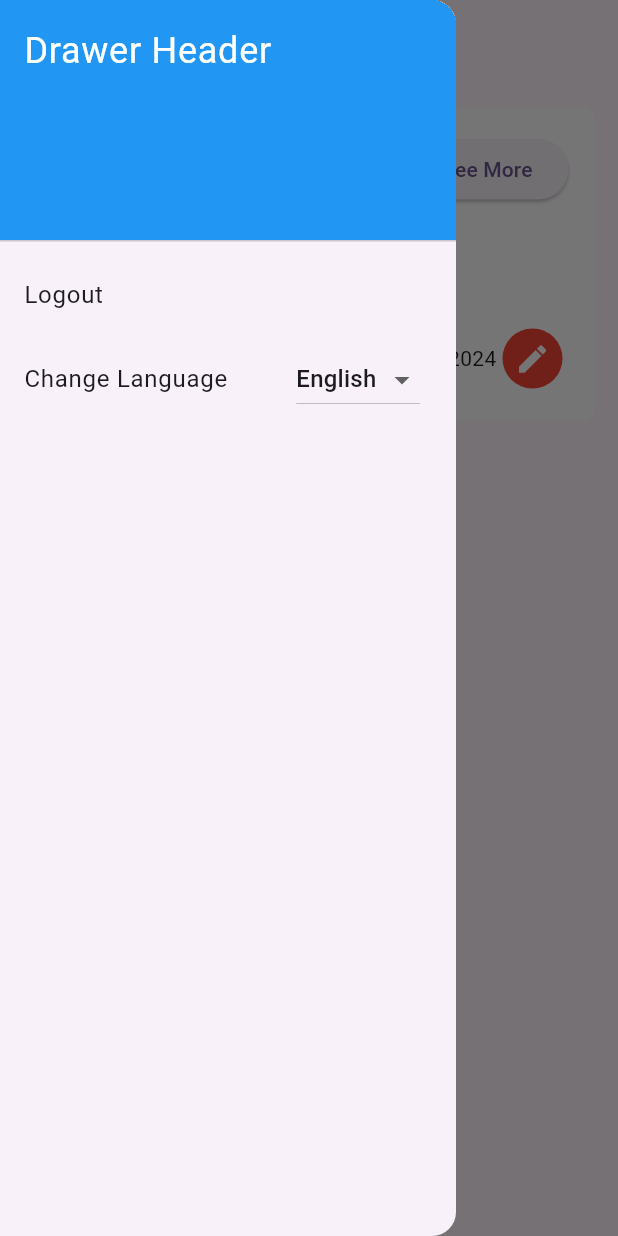
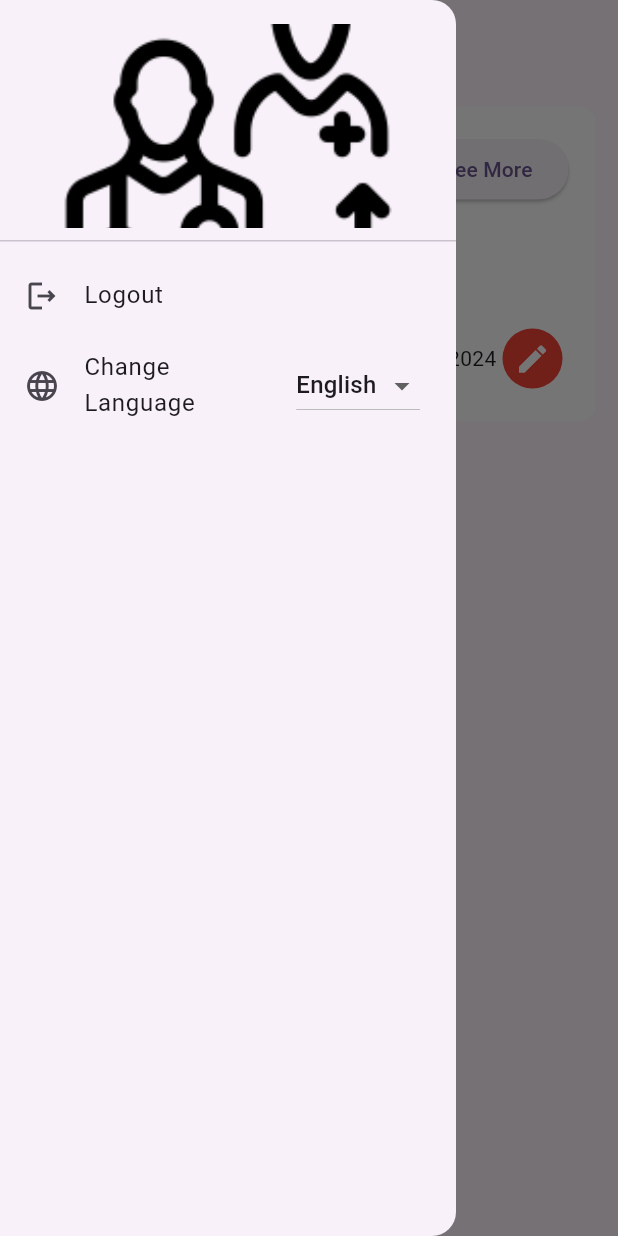
Before and after one commit to KiyaTilahun/refferal_tracking_system_flutter, a Flutter app: the WelcomePage screen opened by its route, with the side drawer open, on a phone screen of 412 x 824 dp. Run offline on Flutter 3.47's test engine with Material 3 defaults, Android fonts, the phone set to English and light mode, and no system bars; our stand-ins replace flutter_native_splash; missing offline and left inert: flutter_barcode_scanner; statements that could not run were skipped.

Commit message:
added the drawer

```diff
--- a/lib/pages/welcome_page.dart
+++ b/lib/pages/welcome_page.dart
@@ -18,27 +18,29 @@ class _WelcomePageState extends State<WelcomePage> {
           title: Text("Welcome"),
         ),
         drawer: Drawer(
-    child: ListView(padding: EdgeInsets.zero,
+            child: ListView(
+          padding: EdgeInsets.zero,
           children: [
             DrawerHeader(
-            decoration: BoxDecoration(
-              color: Colors.blue,
-            ),
-            child: Text(
-              'Drawer Header',
-              style: TextStyle(
-                color: Colors.white,
-                fontSize: 24,
-              ),
+              // decoration: BoxDecoration(
+              //   color: Colors.blue,
+              // ),
+              child: Image.asset(
+                'assets/images/logo.png',
+
+
+              fit: BoxFit.cover,
               ),
             ),
             ListTile(
+              leading: Icon(Icons.logout_outlined),
               title: Text('Logout'),
               onTap: () {
                 // Implement your logout logic here
               },
             ),
             ListTile(
+              leading: Icon(Icons.language_rounded),
               title: Text('Change Language'),
               trailing: DropdownButton<String>(
                 value: 'English', // Default language value
@@ -54,7 +56,8 @@ class _WelcomePageState extends State<WelcomePage> {
                 }).toList(),
               ),
             ),
-        ],)// Populate the Drawer in the next step.
+          ],
+        ) // Populate the Drawer in the next step.
             ),
         body: Expanded(
           child: Column(
@@ -149,12 +152,21 @@ class _WelcomePageState extends State<WelcomePage> {
                                 ),
                                 SizedBox(width: 8),
                                 Row(
-                                  mainAxisAlignment: MainAxisAlignment.spaceBetween,
+                                  mainAxisAlignment:
+                                      MainAxisAlignment.spaceBetween,
                                   children: [
-
                                     Text("Appointement Day:22/12/2024"),
-
-                                    IconButton(style: ButtonStyle(backgroundColor:  MaterialStateProperty.all<Color>(Colors.red),foregroundColor:  MaterialStateProperty.all<Color>(Colors.white),),onPressed: (){}, icon: Icon(Icons.edit))
+                                    IconButton(
+                                        style: ButtonStyle(
+                                          backgroundColor:
+                                              MaterialStateProperty.all<Color>(
+                                                  Colors.red),
+                                          foregroundColor:
+                                              MaterialStateProperty.all<Color>(
+                                                  Colors.white),
+                                        ),
+                                        onPressed: () {},
+                                        icon: Icon(Icons.edit))
                                   ],
                                 )
                               ],
```
Also changed, not shown: assets/images/logo.png (added). Lines whose indentation alone changed are shown as unchanged.
